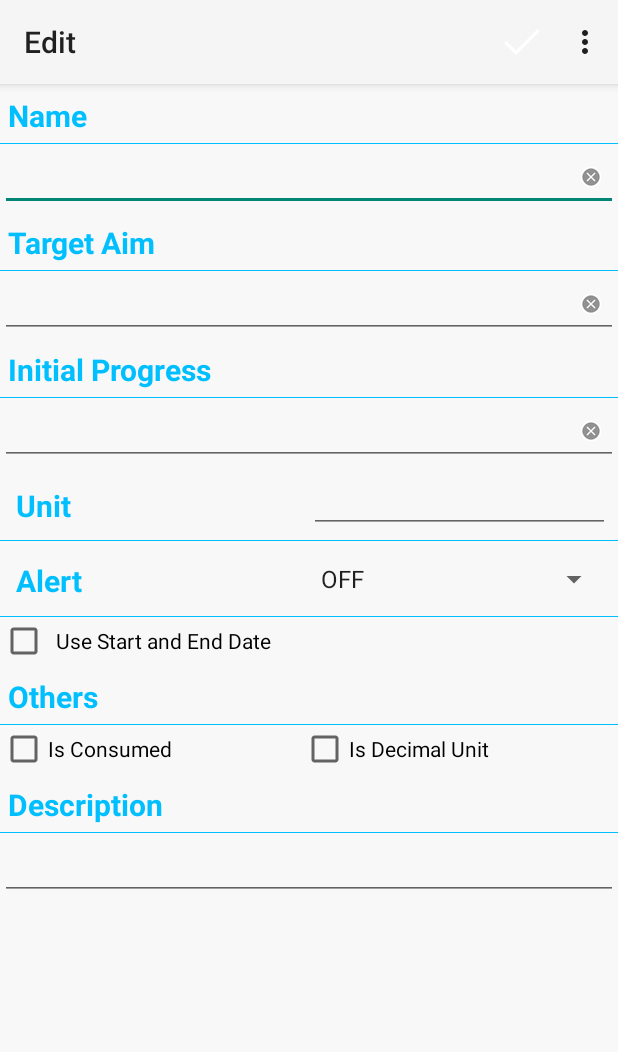
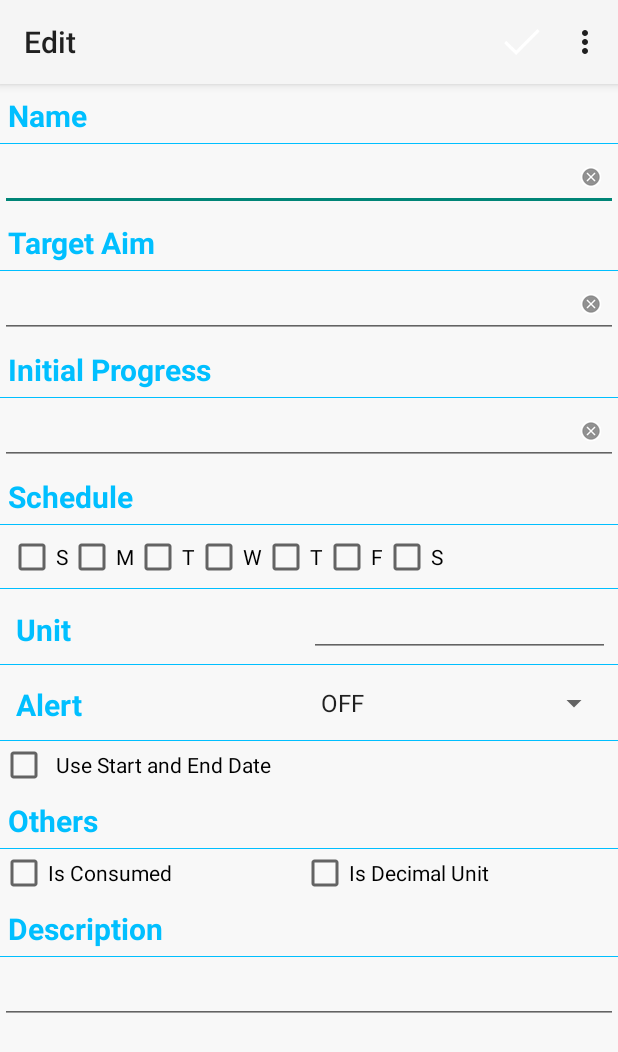
Before and after one commit to jeremy-kunzhou/TickTeeforAndroid, an Android app: the ProjectEditFragment screen opened directly, with no data from a screen before it, on a phone screen of 412 x 824 dp. Shown: the top 1052 px of the screen. Run offline under Robolectric (Android 15) with nearby library versions, the phone set to English and light mode, and no system bars; libraries missing offline, so code that uses them is left out: org.droidparts.widget; plain views replace ClearableEditText; 1 statement that could not run was skipped.

Commit message:
add two new feature
1 notification on screen as well as in drop down list
2 add schedule support

```diff
--- a/app/build.gradle
+++ b/app/build.gradle
@@ -26,5 +26,5 @@ dependencies {
     compile 'com.android.support:appcompat-v7:20.0.0'
     compile 'com.android.support:support-v4:20.0.0'
     compile 'com.google.android.gms:play-services:5.2.08'
-    compile 'org.droidparts:droidparts:2.5.0+'
+    compile 'org.droidparts:droidparts:2.5.0'
 }
--- a/app/src/main/java/com/huhukun/tickteeforandroid/ProjectDetailFragment.java
+++ b/app/src/main/java/com/huhukun/tickteeforandroid/ProjectDetailFragment.java
@@ -247,12 +247,12 @@ public class ProjectDetailFragment extends Fragment
                 seekArc.setExpectedAngle(expectedAngle);
                 seekArc.setReverse();
                 tvProjectPast.setText(mItem.currentPercentage()+"% gone so far");
-                tvProjectFuture.setText(mItem.restPercentage()+"% left in next "+mItem.getRestDay()+" days");
+                tvProjectFuture.setText(mItem.restPercentage()+"% left in next "+mItem.getRestDay()+" days on schedule");
             }
             else
             {
                 tvProjectPast.setText(mItem.currentPercentage()+"% finished so far");
-                tvProjectFuture.setText(mItem.restPercentage()+"% to be done in next "+mItem.getRestDay()+" days");
+                tvProjectFuture.setText(mItem.restPercentage()+"% to be done in next "+mItem.getRestDay()+" days on schedule");
                 seekArc.setStartAngle(startAngle);
                 seekArc.setExpectedAngle(expectedAngle);
                 tvSeekArcPercentage.setText(NumberUtils.decimalToString(mItem.getCurrentProgress(), mItem.isDecimalUnit()));
--- a/app/src/main/java/com/huhukun/tickteeforandroid/ProjectEditFragment.java
+++ b/app/src/main/java/com/huhukun/tickteeforandroid/ProjectEditFragment.java
@@ -66,6 +66,13 @@ public class ProjectEditFragment extends Fragment
     private TextView tvEndAt;
     private CheckBox checkBoxIsConsumed;
     private CheckBox checkBoxIsDecimalUnit;
+    private CheckBox checkBoxScheduleSunday;
+    private CheckBox checkBoxScheduleMonday;
+    private CheckBox checkBoxScheduleTuesday;
+    private CheckBox checkBoxScheduleWednesday;
+    private CheckBox checkBoxScheduleThursday;
+    private CheckBox checkBoxScheduleFriday;
+    private CheckBox checkBoxScheduleSaturday;
 
 
 
@@ -126,6 +133,20 @@ public class ProjectEditFragment extends Fragment
         checkBoxIsConsumed.setOnClickListener(this.checkBoxListener);
         checkBoxIsDecimalUnit = (CheckBox) rootView.findViewById(R.id.project_edit_decimal_unit);
         checkBoxIsDecimalUnit.setOnClickListener(this.checkBoxListener);
+        checkBoxScheduleSunday = (CheckBox) rootView.findViewById(R.id.project_edit_schedule_sunday);
+        checkBoxScheduleSunday.setOnClickListener(this.checkBoxListener);
+        checkBoxScheduleMonday = (CheckBox) rootView.findViewById(R.id.project_edit_schedule_monday);
+        checkBoxScheduleMonday.setOnClickListener(this.checkBoxListener);
+        checkBoxScheduleTuesday = (CheckBox) rootView.findViewById(R.id.project_edit_schedule_tuesday);
+        checkBoxScheduleTuesday.setOnClickListener(this.checkBoxListener);
+        checkBoxScheduleWednesday = (CheckBox) rootView.findViewById(R.id.project_edit_schedule_wednesday);
+        checkBoxScheduleWednesday.setOnClickListener(this.checkBoxListener);
+        checkBoxScheduleThursday = (CheckBox) rootView.findViewById(R.id.project_edit_schedule_thursday);
+        checkBoxScheduleThursday.setOnClickListener(this.checkBoxListener);
+        checkBoxScheduleFriday = (CheckBox) rootView.findViewById(R.id.project_edit_schedule_friday);
+        checkBoxScheduleFriday.setOnClickListener(this.checkBoxListener);
+        checkBoxScheduleSaturday = (CheckBox) rootView.findViewById(R.id.project_edit_schedule_saturday);
+        checkBoxScheduleSaturday.setOnClickListener(this.checkBoxListener);
         Calendar cal = Calendar.getInstance();
         tvStartAt.setText(FormatHelper.shortLocalDateFormatter.format(cal.getTime()));
         cal.add(Calendar.DAY_OF_MONTH, 1);
@@ -204,8 +225,14 @@ public class ProjectEditFragment extends Fragment
         etDescription.setText(mItem.getDescription());
         etInitProgress.setEnabled(false);
         checkBoxIsConsumed.setEnabled(false);
-
-
+        boolean[] scheduleArray = Project.parseScheduleBooleanArrayFromValue(project.getSchedule());
+        checkBoxScheduleMonday.setChecked(scheduleArray[0]);
+        checkBoxScheduleTuesday.setChecked(scheduleArray[1]);
+        checkBoxScheduleWednesday.setChecked(scheduleArray[2]);
+        checkBoxScheduleThursday.setChecked(scheduleArray[3]);
+        checkBoxScheduleFriday.setChecked(scheduleArray[4]);
+        checkBoxScheduleSaturday.setChecked(scheduleArray[5]);
+        checkBoxScheduleSunday.setChecked(scheduleArray[6]);
     }
 
     public void saveProject() throws ParseException {
@@ -225,6 +252,8 @@ public class ProjectEditFragment extends Fragment
             mItem.setUnit(tvUnit.getText().toString());
             mItem.setAlertType(Project.AlertType.parse(spinnerAlertType.getSelectedItem().toString()));
             mItem.setDecimalUnit(checkBoxIsDecimalUnit.isChecked());
+            mItem.setSchedule(Project.parseScheduleValueFromBoolean(this.checkBoxScheduleSunday.isChecked(), this.checkBoxScheduleMonday.isChecked(), this.checkBoxScheduleTuesday.isChecked(), this.checkBoxScheduleWednesday.isChecked(), this.checkBoxScheduleThursday.isChecked(), this.checkBoxScheduleFriday.isChecked(), this.checkBoxScheduleSaturday.isChecked()));
+
             Date date = new Date();
             mItem.setLastUpdateTime(date);
             UpdateTask task = new UpdateTask(mItem.getId(), mItem);
@@ -310,6 +339,7 @@ public class ProjectEditFragment extends Fragment
             Date date = new Date();
             project.setCreatedTime(date);
             project.setLastUpdateTime(date);
+            project.setSchedule(Project.parseScheduleValueFromBoolean(this.checkBoxScheduleSunday.isChecked(), this.checkBoxScheduleMonday.isChecked(), this.checkBoxScheduleTuesday.isChecked(), this.checkBoxScheduleWednesday.isChecked(), this.checkBoxScheduleThursday.isChecked(), this.checkBoxScheduleFriday.isChecked(), this.checkBoxScheduleSaturday.isChecked()));
             InsertTask task = new InsertTask(project);
             executorPool.submit(task);
             return 1;
--- a/app/src/main/java/com/huhukun/tickteeforandroid/model/SqlOpenHelper.java
+++ b/app/src/main/java/com/huhukun/tickteeforandroid/model/SqlOpenHelper.java
@@ -36,6 +36,7 @@ public class SqlOpenHelper extends SQLiteOpenHelper {
         public static final String COL_IS_DECIMAL = "is_decimal_unit";
         public static final String COL_INIT_PROGRESS = "init_progress";
         public static final String COL_IS_CONSUMED = "is_consumed";
+        public static final String COL_SCHEDULE = "schedule";
         public static final String COL_STATUS = "status";
         public static final String COL_TRANSACTING = "transacting";
         public static final String COL_RESULT = "result";
@@ -62,10 +63,12 @@ public class SqlOpenHelper extends SQLiteOpenHelper {
             TableConstants.COL_IS_DECIMAL,
             TableConstants.COL_INIT_PROGRESS,
             TableConstants.COL_IS_CONSUMED,
+            TableConstants.COL_SCHEDULE,
             TableConstants.COL_TRANSACTING,
             TableConstants.COL_STATUS,
             TableConstants.COL_RESULT,
-            TableConstants.COL_TRANS_DATE};
+            TableConstants.COL_TRANS_DATE
+    };
     /**
      * table name: songs
      *
@@ -103,6 +106,7 @@ public class SqlOpenHelper extends SQLiteOpenHelper {
                     + TableConstants.COL_IS_DECIMAL + " BOOLEAN, "
                     + TableConstants.COL_INIT_PROGRESS + " REAL, "
                     + TableConstants.COL_IS_CONSUMED + " BOOLEAN, "
+                    + TableConstants.COL_SCHEDULE + " INTEGER, "
                     + TableConstants.COL_STATUS + " TEXT, "
                     + TableConstants.COL_TRANSACTING + " INTEGER, "
                     + TableConstants.COL_RESULT + " INTEGER, "
--- a/app/src/main/java/com/huhukun/tickteeforandroid/providers/InsertCommand.java
+++ b/app/src/main/java/com/huhukun/tickteeforandroid/providers/InsertCommand.java
@@ -35,6 +35,7 @@ import static com.huhukun.tickteeforandroid.providers.WebApiConstants.PARAM_IS_C
 import static com.huhukun.tickteeforandroid.providers.WebApiConstants.PARAM_IS_DECIMAL_UNIT;
 import static com.huhukun.tickteeforandroid.providers.WebApiConstants.PARAM_NAME;
 import static com.huhukun.tickteeforandroid.providers.WebApiConstants.PARAM_PROJECT;
+import static com.huhukun.tickteeforandroid.providers.WebApiConstants.PARAM_SCHEDULE;
 import static com.huhukun.tickteeforandroid.providers.WebApiConstants.PARAM_START_AT;
 import static com.huhukun.tickteeforandroid.providers.WebApiConstants.PARAM_TARGET;
 import static com.huhukun.tickteeforandroid.providers.WebApiConstants.PARAM_UNIT;
@@ -50,7 +51,7 @@ public class InsertCommand extends RESTCommand {
     public InsertCommand( long requestId, String name, String description, String startAt,
                           String endAt, String expectedProgress, String currentProgress,
                           String createdAt, String updatedAt, String target, String unit,
-                          String alert, boolean isDecimal, String initProgress, boolean isConsumed )
+                          String alert, boolean isDecimal, String initProgress, boolean isConsumed, String schedule )
             throws JSONException {
         this.requestId = requestId;
         JSONObject json = new JSONObject();
@@ -68,6 +69,7 @@ public class InsertCommand extends RESTCommand {
         json.put(PARAM_IS_DECIMAL_UNIT, isDecimal);
         json.put(PARAM_INIT_PROGRESS, initProgress);
         json.put(PARAM_IS_CONSUMED, isConsumed);
+        json.put(PARAM_SCHEDULE, schedule);
         projectJson = new JSONObject();
         projectJson.put(PARAM_PROJECT, json);
         Log.e(TAG, projectJson.toString());
--- a/app/src/main/java/com/huhukun/tickteeforandroid/providers/InsertTask.java
+++ b/app/src/main/java/com/huhukun/tickteeforandroid/providers/InsertTask.java
@@ -47,6 +47,7 @@ public class InsertTask implements Callable<Boolean> {
         values.put( SqlOpenHelper.TableConstants.COL_UNIT, project.getUnit());
         values.put( SqlOpenHelper.TableConstants.COL_ALERT_TYPE, project.getAlertType().toString());
         values.put( SqlOpenHelper.TableConstants.COL_IS_CONSUMED, project.isConsumed()? 1:0);
+        values.put( SqlOpenHelper.TableConstants.COL_SCHEDULE, project.getSchedule());
         values.put( SqlOpenHelper.TableConstants.COL_IS_DECIMAL, project.isDecimalUnit()? 1:0);
         values.put( SqlOpenHelper.TableConstants.COL_INIT_PROGRESS, project.getInitProgress().toString());
 
--- a/app/src/main/java/com/huhukun/tickteeforandroid/providers/Processor.java
+++ b/app/src/main/java/com/huhukun/tickteeforandroid/providers/Processor.java
@@ -97,6 +97,7 @@ public class Processor {
         values.put( TableConstants.COL_UNIT, detail.getUnit());
         values.put( TableConstants.COL_ALERT_TYPE, detail.getAlertType().toString());
         values.put( TableConstants.COL_IS_CONSUMED, detail.isConsumed());
+        values.put( TableConstants.COL_SCHEDULE, detail.getSchedule());
         values.put( TableConstants.COL_IS_DECIMAL, detail.isDecimalUnit());
         values.put( TableConstants.COL_INIT_PROGRESS, detail.getInitProgress().toString());
 
@@ -192,6 +193,7 @@ public class Processor {
                                         .withValue( TableConstants.COL_UNIT, detail.getUnit())
                                         .withValue( TableConstants.COL_ALERT_TYPE, detail.getAlertType().toString())
                                         .withValue( TableConstants.COL_IS_CONSUMED, detail.isConsumed())
+                                        .withValue( TableConstants.COL_SCHEDULE, detail.getSchedule())
                                         .withValue( TableConstants.COL_IS_DECIMAL, detail.isDecimalUnit())
                                         .withValue( TableConstants.COL_INIT_PROGRESS, detail.getInitProgress().toString())
                                         .withValue(TableConstants.COL_TRANS_DATE,
@@ -236,6 +238,7 @@ public class Processor {
                                         .withValue( TableConstants.COL_UNIT, detail.getUnit())
                                         .withValue( TableConstants.COL_ALERT_TYPE, detail.getAlertType().toString())
                                         .withValue( TableConstants.COL_IS_CONSUMED, detail.isConsumed())
+                                        .withValue( TableConstants.COL_SCHEDULE, detail.getSchedule())
                                         .withValue( TableConstants.COL_IS_DECIMAL, detail.isDecimalUnit())
                                         .withValue( TableConstants.COL_INIT_PROGRESS, detail.getInitProgress().toString())
                                         .withValue(TableConstants.COL_TRANS_DATE,
--- a/app/src/main/java/com/huhukun/tickteeforandroid/providers/UpdateCommand.java
+++ b/app/src/main/java/com/huhukun/tickteeforandroid/providers/UpdateCommand.java
@@ -38,6 +38,7 @@ import static com.huhukun.tickteeforandroid.providers.WebApiConstants.PARAM_IS_C
 import static com.huhukun.tickteeforandroid.providers.WebApiConstants.PARAM_IS_DECIMAL_UNIT;
 import static com.huhukun.tickteeforandroid.providers.WebApiConstants.PARAM_NAME;
 import static com.huhukun.tickteeforandroid.providers.WebApiConstants.PARAM_PROJECT;
+import static com.huhukun.tickteeforandroid.providers.WebApiConstants.PARAM_SCHEDULE;
 import static com.huhukun.tickteeforandroid.providers.WebApiConstants.PARAM_START_AT;
 import static com.huhukun.tickteeforandroid.providers.WebApiConstants.PARAM_TARGET;
 import static com.huhukun.tickteeforandroid.providers.WebApiConstants.PARAM_UNIT;
@@ -55,7 +56,7 @@ public class UpdateCommand extends RESTCommand {
     public UpdateCommand(long requestId, long projectsId, String name, String description, String startAt,
                          String endAt, String expectedProgress, String currentProgress,
                          String createdAt, String updatedAt,String target, String unit,
-                         String alert, boolean isDecimal, String initProgress, boolean isConsumed )
+                         String alert, boolean isDecimal, String initProgress, boolean isConsumed, String schedule )
             throws JSONException {
         this.requestId = requestId;
         this.projectId = projectsId;
@@ -74,6 +75,7 @@ public class UpdateCommand extends RESTCommand {
         json.put(PARAM_IS_DECIMAL_UNIT, isDecimal);
         json.put(PARAM_INIT_PROGRESS, initProgress);
         json.put(PARAM_IS_CONSUMED, isConsumed);
+        json.put(PARAM_SCHEDULE, schedule);
         projectJson = new JSONObject();
         projectJson.put(PARAM_PROJECT, json);
         Log.d(TAG, "prepare for update command project "+ projectsId);
--- a/app/src/main/java/com/huhukun/tickteeforandroid/providers/UpdateTask.java
+++ b/app/src/main/java/com/huhukun/tickteeforandroid/providers/UpdateTask.java
@@ -54,6 +54,7 @@ public class UpdateTask implements Callable<Boolean> {
         values.put( SqlOpenHelper.TableConstants.COL_UNIT, project.getUnit());
         values.put( SqlOpenHelper.TableConstants.COL_ALERT_TYPE, project.getAlertType().toString());
         values.put( SqlOpenHelper.TableConstants.COL_IS_CONSUMED, project.isConsumed()? 1:0);
+        values.put( SqlOpenHelper.TableConstants.COL_SCHEDULE, project.getSchedule());
         values.put( SqlOpenHelper.TableConstants.COL_IS_DECIMAL, project.isDecimalUnit()? 1:0);
         values.put( SqlOpenHelper.TableConstants.COL_INIT_PROGRESS, project.getInitProgress().toString());
         updateCount = cr.update( uri, values, null, null );
--- a/app/src/main/java/com/huhukun/tickteeforandroid/providers/WebApiConstants.java
+++ b/app/src/main/java/com/huhukun/tickteeforandroid/providers/WebApiConstants.java
@@ -34,16 +34,18 @@ public class WebApiConstants {
     public static final String PARAM_IS_DECIMAL_UNIT = "is_decimal_unit";
     public static final String PARAM_INIT_PROGRESS = "init_progress";
     public static final String PARAM_IS_CONSUMED = "is_consumed";
+    public static final String PARAM_SCHEDULE = "schedule";
     public static final String PARAM_DATE_UPDATED = "trans_date";
     public static final String PARAM_DOWNLOAD_DATE = "downloadDate";
     public static final String PARAM_NEXT_DOWNLOAD_DATE = "";
     public static final String PARAM_SYNC_MODE = "sync_mode";
+
     public static final String PARAM_SONGS_LIST = "";
     public static final String LOGIN_URL ;
     public static final String PROJECTS_URL;
     public static final String PROJECT_URL;
-//    public static final String BASE_URL = "http://192.168.2.3:3000/";
-    public static final String BASE_URL = "http://ticktee.herokuapp.com/";
+    public static final String BASE_URL = "http://192.168.2.3:3000/";
+//    public static final String BASE_URL = "http://ticktee.herokuapp.com/";
 
     public static final String HEADER_ACCESS_EMAIL_PARAM = "X_API_EMAIL";
     public static final String HEADER_ACCESS_TOKEN_PARAM = "X_API_TOKEN";
--- a/app/src/main/res/layout/fragment_project_edit.xml
+++ b/app/src/main/res/layout/fragment_project_edit.xml
@@ -85,6 +85,61 @@
                 android:id="@+id/project_edit_init_progress"
                 android:padding="10sp"
                 android:singleLine="true" />
+
+            <TextView
+                android:layout_width="fill_parent"
+                android:layout_height="40sp"
+                android:textAppearance="?android:attr/textAppearanceMedium"
+                android:text="@string/schedule"
+                android:padding="5sp"
+                android:background="@drawable/bottom_border"
+                android:textColor="@color/main_color"
+                android:textSize="20sp"
+                android:textStyle="bold"
+                android:gravity="bottom"/>
+            <LinearLayout
+                android:orientation="horizontal"
+                android:background="@drawable/bottom_border"
+                android:layout_width="fill_parent"
+                android:layout_height="fill_parent"
+                android:padding="5sp">
+                <CheckBox
+                    android:layout_width="wrap_content"
+                    android:layout_height="wrap_content"
+                    android:text="S"
+                    android:id="@+id/project_edit_schedule_sunday" />
+                <CheckBox
+                    android:layout_width="wrap_content"
+                    android:layout_height="wrap_content"
+                    android:text="M"
+                    android:id="@+id/project_edit_schedule_monday" />
+                <CheckBox
+                    android:layout_width="wrap_content"
+                    android:layout_height="wrap_content"
+                    android:text="T"
+                    android:id="@+id/project_edit_schedule_tuesday" />
+                <CheckBox
+                    android:layout_width="wrap_content"
+                    android:layout_height="wrap_content"
+                    android:text="W"
+                    android:id="@+id/project_edit_schedule_wednesday" />
+                <CheckBox
+                    android:layout_width="wrap_content"
+                    android:layout_height="wrap_content"
+                    android:text="T"
+                    android:id="@+id/project_edit_schedule_thursday" />
+                <CheckBox
+                    android:layout_width="wrap_content"
+                    android:layout_height="wrap_content"
+                    android:text="F"
+                    android:id="@+id/project_edit_schedule_friday" />
+                <CheckBox
+                    android:layout_width="wrap_content"
+                    android:layout_height="wrap_content"
+                    android:text="S"
+                    android:id="@+id/project_edit_schedule_saturday" />
+
+            </LinearLayout>
 
             <LinearLayout
                 android:orientation="horizontal"
--- a/app/src/main/res/values/strings.xml
+++ b/app/src/main/res/values/strings.xml
@@ -82,5 +82,7 @@
     <string name="emptyUnit">Unit cannot be empty.</string>
     <string name="title_activity_project_sharing">Sharing your progress</string>
     <string name="sharing_with">Sharing with</string>
+    <string name="title_activity_notify_activity_dialog">NotifyActivityDialog</string>
+    <string name="schedule">Schedule</string>
 
 </resources>
```
Also changed, not shown: app/src/main/AndroidManifest.xml (+16 -5 lines), app/src/main/java/com/huhukun/tickteeforandroid/MyAlarmService.java (+21 -1 lines), app/src/main/java/com/huhukun/tickteeforandroid/NotifyActivityDialog.java (added, +18 -0 lines), app/src/main/java/com/huhukun/tickteeforandroid/model/Project.java (+114 -2 lines), app/src/main/java/com/huhukun/tickteeforandroid/providers/SyncAdapter.java (+6 -2 lines), app/src/main/java/com/huhukun/utils/MyDateUtils.java (+25 -0 lines), app/src/main/res/layout/activity_notify_activity_dialog.xml (added, +17 -0 lines), 1 other file.
